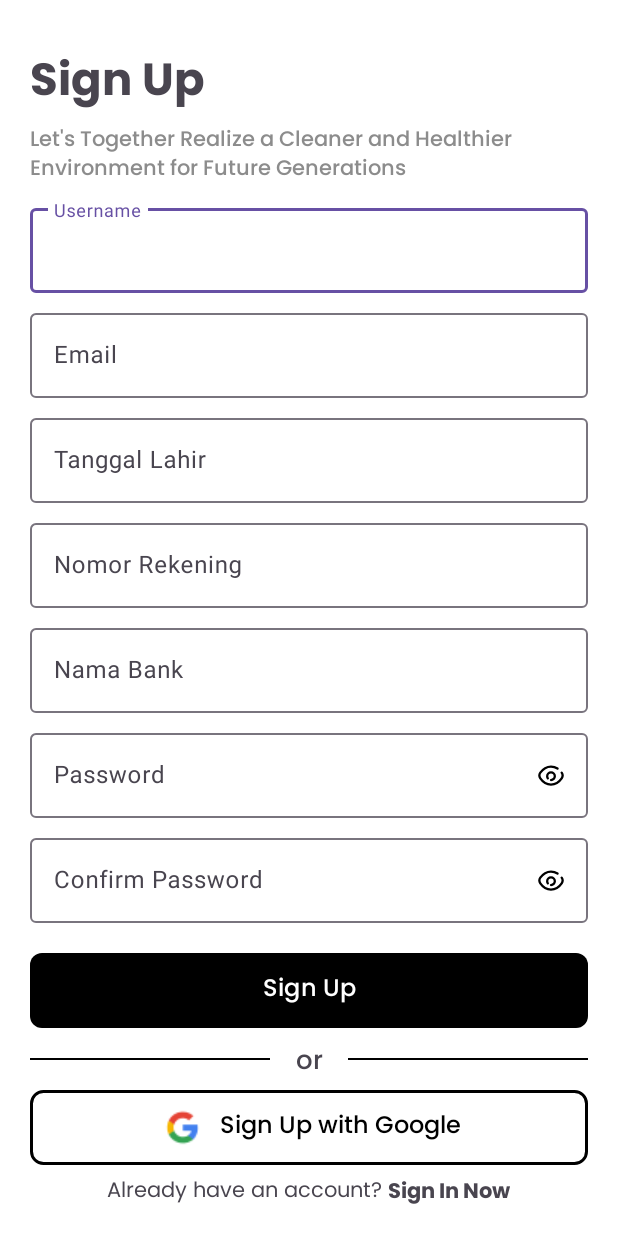
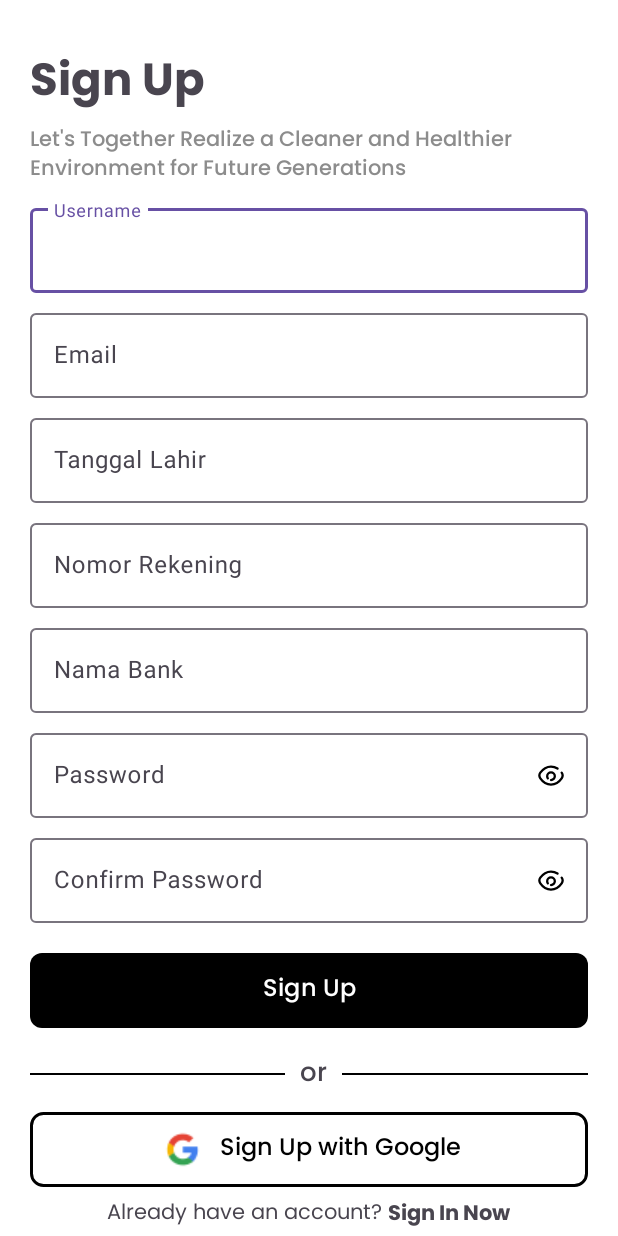
Before and after one commit to TatangMengkudu/BANGKIT-SOStainable, an Android app: the RegisterActivity screen opened directly, with no data from a screen before it, on a phone screen of 412 x 824 dp. Run offline under Robolectric (Android 15) with nearby library versions, the phone set to English and light mode, and no system bars.

Commit message:
[LOGIN, REGISTER] Improved page layout

```diff
--- a/app/src/main/res/layout/activity_register.xml
+++ b/app/src/main/res/layout/activity_register.xml
@@ -197,49 +197,63 @@
             app:layout_constraintStart_toStartOf="@id/guidelineVerticalLeft"
             app:layout_constraintTop_toBottomOf="@+id/formConfirmPassword" />
 
+        <LinearLayout
+            android:id="@+id/layoutBreak"
+            android:layout_width="match_parent"
+            android:layout_height="wrap_content"
+            android:layout_marginTop="10dp"
+            android:layout_marginStart="20dp"
+            android:layout_marginEnd="20dp"
+            app:layout_constraintEnd_toEndOf="@id/guidelineVerticalRight"
+            app:layout_constraintStart_toStartOf="@id/guidelineVerticalLeft"
+            app:layout_constraintTop_toBottomOf="@+id/registerButton">
+
             <View
                 android:id="@+id/dividerLeft"
-            android:layout_width="160dp"
+                android:layout_width="170dp"
                 android:layout_height="1dp"
                 android:layout_marginTop="20dp"
                 android:background="@color/black"
-            app:layout_constraintBottom_toTopOf="@+id/registerButtonGoogle"
-            app:layout_constraintStart_toStartOf="@+id/registerButton"
-            app:layout_constraintTop_toBottomOf="@+id/registerButton" />
+                app:layout_constraintBottom_toTopOf="@+id/loginButtonGoogle"
+                app:layout_constraintStart_toStartOf="@+id/loginButton"
+                app:layout_constraintTop_toBottomOf="@+id/loginButton" />
 
             <TextView
                 android:layout_width="wrap_content"
                 android:layout_height="wrap_content"
-            android:layout_marginTop="8dp"
+                android:layout_marginTop="6dp"
                 android:text="or"
+                android:fontFamily="@font/poppins_medium"
                 android:textSize="17sp"
-            android:fontFamily="@font/poppins_medium"
+                android:layout_marginStart="10dp"
+                android:layout_marginEnd="10dp"
                 app:layout_constraintEnd_toStartOf="@+id/dividerRight"
                 app:layout_constraintStart_toEndOf="@+id/dividerLeft"
-            app:layout_constraintTop_toBottomOf="@+id/registerButton" />
+                app:layout_constraintTop_toBottomOf="@+id/loginButton" />
 
             <View
                 android:id="@+id/dividerRight"
-            android:layout_width="160dp"
+                android:layout_width="170dp"
                 android:layout_height="1dp"
                 android:layout_marginTop="20dp"
                 android:background="@color/black"
-            app:layout_constraintEnd_toEndOf="@+id/registerButton"
-            app:layout_constraintTop_toBottomOf="@+id/registerButton" />
+                app:layout_constraintEnd_toEndOf="@+id/loginButton"
+                app:layout_constraintTop_toBottomOf="@+id/loginButton" />
+        </LinearLayout>
 
         <LinearLayout
             android:id="@+id/registerButtonGoogle"
             android:layout_width="match_parent"
             android:layout_height="50dp"
             android:layout_marginStart="20dp"
-            android:layout_marginTop="20dp"
+            android:layout_marginTop="10dp"
             android:layout_marginEnd="20dp"
             android:background="@drawable/custom_button_stroke"
             android:gravity="center"
             android:orientation="horizontal"
             app:layout_constraintEnd_toEndOf="@id/guidelineVerticalRight"
             app:layout_constraintStart_toStartOf="@id/guidelineVerticalLeft"
-            app:layout_constraintTop_toBottomOf="@+id/dividerLeft">
+            app:layout_constraintTop_toBottomOf="@+id/layoutBreak">
 
             <ImageView
                 android:layout_width="wrap_content"
@@ -262,6 +276,8 @@
             android:layout_height="wrap_content"
             android:orientation="horizontal"
             android:gravity="center"
+            android:layout_marginStart="20dp"
+            android:layout_marginEnd="20dp"
             android:layout_marginTop="6dp"
             app:layout_constraintTop_toBottomOf="@id/registerButtonGoogle"
             app:layout_constraintEnd_toEndOf="@id/guidelineVerticalRight"
```
Also changed, not shown: app/src/main/res/layout/activity_login.xml (+21 -5 lines). Lines whose indentation alone changed are shown as unchanged.
